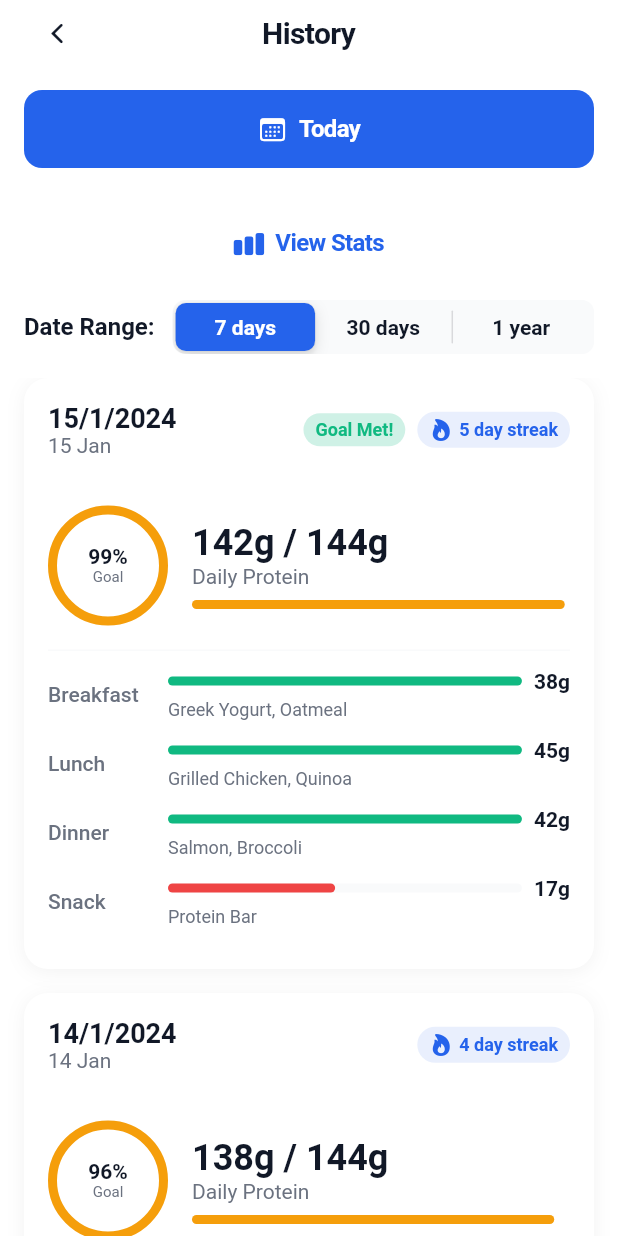
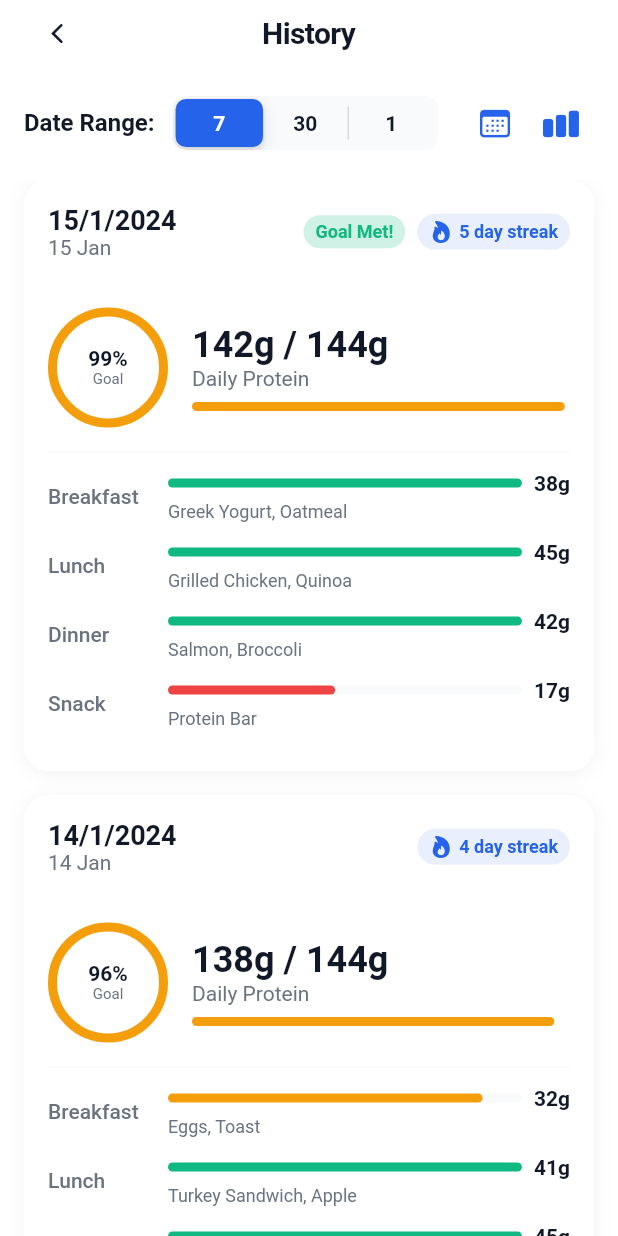
Before and after one commit to leongcheefai/protein-tracker-app, a Flutter app: the HistoryScreen screen opened directly with empty values, on a phone screen of 412 x 824 dp. Run offline on Flutter 3.47's test engine with Material 3 defaults, Android fonts, the phone set to English and light mode, and no system bars; our stand-ins replace camera, permission_handler; Roboto replaces fonts that are missing (SF Pro Display).

Commit message:
style: restyle history screen

```diff
--- a/frontend/lib/screens/history_screen.dart
+++ b/frontend/lib/screens/history_screen.dart
@@ -89,85 +89,15 @@ class _HistoryScreenState extends State<HistoryScreen> {
       child: SafeArea(
         child: Column(
           children: [
-            // Enhanced Date Range Selector with Today Quick Access
+            // Enhanced Date Range Selector with Compact Icon Buttons
             Container(
               padding: const EdgeInsets.all(16.0),
               child: Column(
                 children: [
-                  // Today Quick Access Button
-                  Container(
-                    width: double.infinity,
-                    margin: const EdgeInsets.only(bottom: 16.0),
-                    child: CupertinoButton.filled(
-                      onPressed: () {
-                        // TODO: Navigate to today's data
-                        setState(() {
-                          _selectedDateRange = '7 days';
-                        });
-                      },
-                      child: Row(
-                        mainAxisAlignment: MainAxisAlignment.center,
-                        children: [
-                          const Icon(
-                            CupertinoIcons.calendar,
-                            color: CupertinoColors.white,
-                            size: 20,
-                          ),
-                          const SizedBox(width: 8),
-                          const Text(
-                            'Today',
-                            style: TextStyle(
-                              color: CupertinoColors.white,
-                              fontSize: 16,
-                              fontWeight: FontWeight.w600,
-                            ),
-                          ),
-                        ],
-                      ),
-                    ),
-                  ),
-                  const SizedBox(height: 12),
-
-                  // View Stats Button
-                  Container(
-                    width: double.infinity,
-                    margin: const EdgeInsets.only(bottom: 16.0),
-                    child: CupertinoButton(
-                      onPressed: () {
-                        Navigator.pushNamed(
-                          context,
-                          '/stats-overview',
-                          arguments: {
-                            'dailyProteinTarget': widget.dailyProteinTarget,
-                          },
-                        );
-                      },
-                      padding: const EdgeInsets.symmetric(vertical: 12.0),
-                      child: Row(
-                        mainAxisAlignment: MainAxisAlignment.center,
-                        children: [
-                          const Icon(
-                            CupertinoIcons.chart_bar_fill,
-                            color: AppColors.primary,
-                            size: 20,
-                          ),
-                          const SizedBox(width: 8),
-                          Text(
-                            'View Stats',
-                            style: TextStyle(
-                              color: AppColors.primary,
-                              fontSize: 16,
-                              fontWeight: FontWeight.w600,
-                            ),
-                          ),
-                        ],
-                      ),
-                    ),
-                  ),
-
-                  // Date Range Selector
+                  // Header Row with Icon Buttons and Date Range
                   Row(
                     children: [
+                      // Date Range Label
                       const Text(
                         'Date Range:',
                         style: TextStyle(
@@ -177,6 +107,8 @@ class _HistoryScreenState extends State<HistoryScreen> {
                         ),
                       ),
                       const SizedBox(width: 12),
+
+                      // Date Range Selector
                       Expanded(
                         child: Container(
                           decoration: BoxDecoration(
@@ -212,6 +144,43 @@ class _HistoryScreenState extends State<HistoryScreen> {
                               }
                             },
                           ),
+                        ),
+                      ),
+
+                      const SizedBox(width: 16),
+
+                      // Today Quick Access Icon Button
+                      CupertinoButton(
+                        padding: const EdgeInsets.all(8.0),
+                        onPressed: () {
+                          // TODO: Navigate to today's data
+                          setState(() {
+                            _selectedDateRange = '7 days';
+                          });
+                        },
+                        child: Icon(
+                          CupertinoIcons.calendar,
+                          color: AppColors.primary,
+                          size: 24,
+                        ),
+                      ),
+
+                      // View Stats Icon Button
+                      CupertinoButton(
+                        padding: const EdgeInsets.all(8.0),
+                        onPressed: () {
+                          Navigator.pushNamed(
+                            context,
+                            '/stats-overview',
+                            arguments: {
+                              'dailyProteinTarget': widget.dailyProteinTarget,
+                            },
+                          );
+                        },
+                        child: Icon(
+                          CupertinoIcons.chart_bar_fill,
+                          color: AppColors.primary,
+                          size: 24,
                         ),
                       ),
                     ],
```
